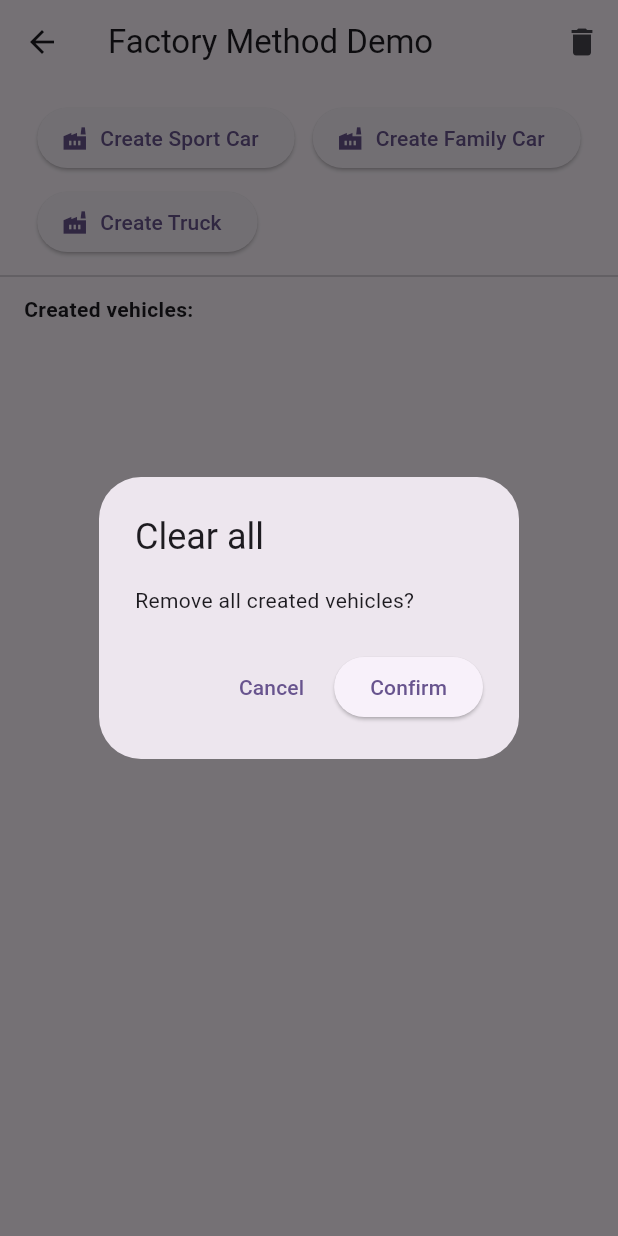
After one commit to doremichen/flutter_home, a Flutter app: the _FactoryDemoBody screen opened directly, after a tap on the "delete" icon, on a phone screen of 412 x 824 dp. The commit adds this screen. Run offline on Flutter 3.47's test engine with Material 3 defaults, Android fonts, the light colour scheme and no system bars.

Commit message:
[DesignPatternDemo] add factory demo

```diff
--- a/DesignPatternDemo/lib/data/patterns_data.dart
+++ b/DesignPatternDemo/lib/data/patterns_data.dart
@@ -5,15 +5,16 @@
 /// Created by Adam Chen on 2025/12/10.
 /// Copyright © 2025 Abb company. All rights reserved.
 ///
-import 'package:design_pattern_demo/demos/singleton_demo.dart';
+import 'package:design_pattern_demo/demos/singleton/singleton_demo.dart';
 
+import '../demos/factory_method/factory_demo.dart';
 import '../models/design_pattern.dart';
 
 const _descTBD = 'Demo not implemented yet.';
 
 final List<DesignPattern> patterns = [
 DesignPattern(name: 'Singleton', category: 'Creational', description: _descTBD, widget: const SingletonDemoPage()),
-DesignPattern(name: 'Factory Method', category: 'Creational', description: _descTBD),
+DesignPattern(name: 'Factory Method', category: 'Creational', description: _descTBD, widget: const FactoryDemoPage()),
 DesignPattern(name: 'Abstract Factory', category: 'Creational', description: _descTBD),
 DesignPattern(name: 'Builder', category: 'Creational', description: _descTBD),
 DesignPattern(name: 'Prototype', category: 'Creational', description: _descTBD),
--- /dev/null
+++ b/DesignPatternDemo/lib/demos/factory_method/creator/factory.dart
@@ -0,0 +1,40 @@
+///
+/// creator.dart
+/// VehicleFactory
+/// SportCarFactory
+/// FamilyCarFactory
+/// TruckFactory
+///
+/// Created by Adam Chen on 2025/12/11.
+/// Copyright © 2025 Abb company. All rights reserved.
+///
+
+import 'package:design_pattern_demo/demos/factory_method/model/product.dart';
+///
+/// The VehicleFactory is interface for all factories.
+///
+abstract class VehicleFactory {
+  String get label;
+  Vehicle create();
+}
+
+class SportCarFactory implements VehicleFactory {
+    @override
+    String get label => 'Create Sport Car';
+    @override
+    Vehicle create() => SportCar();
+}
+
+class FamilyCarFactory implements VehicleFactory {
+    @override
+    String get label => 'Create Family Car';
+    @override
+    Vehicle create() => FamilyCar();
+}
+
+class TruckFactory implements VehicleFactory {
+    @override
+    String get label => 'Create Truck';
+    @override
+    Vehicle create() => Truck();
+}
--- /dev/null
+++ b/DesignPatternDemo/lib/demos/factory_method/factory_demo.dart
@@ -0,0 +1,127 @@
+///
+/// factory_demo.dart
+/// FactoryDemoPage
+///
+/// Created by Adam Chen on 2025/12/11.
+/// Copyright © 2025 Abb company. All rights reserved.
+///
+
+import 'package:flutter/material.dart';
+import 'package:provider/provider.dart';
+
+import 'creator/factory.dart';
+import 'view_model/factory_view_model.dart';
+
+class FactoryDemoPage extends StatelessWidget {
+
+  const FactoryDemoPage({super.key});
+
+  @override
+  Widget build(BuildContext context) {
+    return ChangeNotifierProvider(
+      create: (_) => FactoryViewModel(),
+      child: const _FactoryDemoBody(),
+    );
+  }
+
+}
+
+class _FactoryDemoBody extends StatelessWidget {
+
+  const _FactoryDemoBody();
+
+  @override
+  Widget build(BuildContext context) {
+    final factories = <VehicleFactory>[
+      SportCarFactory(),
+      FamilyCarFactory(),
+      TruckFactory(),
+    ];
+
+    return Consumer<FactoryViewModel>(
+      builder: (context, vm, _) {
+        // show toast
+        WidgetsBinding.instance.addPostFrameCallback((_) {
+          final msg = vm.takeLastToast();
+          if (msg != null) {
+            ScaffoldMessenger.of(context).showSnackBar(
+              SnackBar(content: Text(msg), duration: const Duration(seconds: 2)),
+            );
+          }
+        });
+
+        return Scaffold(
+              appBar: AppBar(
+                title: const Text('Factory Method Demo'),
+                actions: [
+                  IconButton(
+                    tooltip: 'Clear all',
+                    icon: const Icon(Icons.delete),
+                    onPressed: () async {
+                      final confirm = await showDialog<bool>(
+                        context: context,
+                        builder: (ctx) => AlertDialog(
+                          title: const Text('Clear all'),
+                          content: const Text('Remove all created vehicles?'),
+                          actions: [
+                            TextButton(onPressed: () => Navigator.pop(ctx, false), child: const Text('Cancel')),
+                            ElevatedButton(onPressed: () => Navigator.pop(ctx, true), child: const Text('Confirm')),
+                          ],
+                        ),
+                      );
+                      if (confirm == true) vm.clearAll();
+                    }
+                  ),
+                ],
+              ),
+          body: Column(
+            children: [
+              const SizedBox(height: 12),
+              // button
+              Wrap(
+                spacing: 12,
+                runSpacing: 8,
+                children: factories
+                          .map(
+                              (f) => ElevatedButton.icon(
+                                onPressed: () => vm.createVehicle(f),
+                                icon: const Icon(Icons.factory),
+                                label: Text(f.label),
+                            ),
+                          ).toList(),
+              ),
+
+              const Divider(height: 24),
+              const Padding(
+                padding: EdgeInsets.symmetric(horizontal: 16.0),
+                child: Align(
+                  alignment: Alignment.centerLeft,
+                  child: Text('Created vehicles:', style: TextStyle(fontWeight: FontWeight.bold)),
+                ),
+              ),
+
+              // Result
+              Expanded(
+                child: ListView.separated(
+                  padding: const EdgeInsets.all(16),
+                  itemCount: vm.created.length,
+                  separatorBuilder: (_, __) => const Divider(height: 12),
+                  itemBuilder: (_, index) {
+                    final v = vm.created[index];
+                    return ListTile(
+                      leading: CircleAvatar(child: Text('${index + 1}')),
+                      title: Text(v.name),
+                      subtitle: Text(v.describe()),
+                    );
+                  },
+                ),
+              ),
+
+            ],
+          ),
+        );
+      },
+    );
+  }
+
+}
--- /dev/null
+++ b/DesignPatternDemo/lib/demos/factory_method/model/product.dart
@@ -0,0 +1,48 @@
+///
+/// product.dart
+/// Vehicle
+/// SportCar
+/// FamilyCar
+/// Truck
+///
+/// Created by Adam Chen on 2025/12/11.
+/// Copyright © 2025 Abb company. All rights reserved.
+///
+
+///
+/// The Vehicle is interface for all vehicles.
+///
+abstract class Vehicle {
+  String get name;
+  int get wheels;
+  String describe();
+}
+
+class SportCar implements Vehicle {
+  @override
+  String get name => 'Sport Car';
+
+  @override
+  int get wheels => 4;
+  @override
+  String describe() => '$name — $wheels wheels, high-performance, 2 seats';
+}
+
+class FamilyCar implements Vehicle {
+  @override
+  String get name => 'Family Car';
+  @override
+  int get wheels => 4;
+
+  @override
+  String describe() => '$name — $wheels wheels, comfort & safety, 5 seats';
+}
+
+class Truck implements Vehicle {
+  @override
+  String get name => 'Truck';
+  @override
+  int get wheels => 6;
+  @override
+  String describe() => '$name — $wheels wheels, heavy-duty cargo';
+}
--- /dev/null
+++ b/DesignPatternDemo/lib/demos/factory_method/view_model/factory_view_model.dart
@@ -0,0 +1,38 @@
+///
+/// factory_view_model.dart
+/// FactoryViewModel
+///
+/// Created by Adam Chen on 2025/12/11.
+/// Copyright © 2025 Abb company. All rights reserved.
+///
+
+import 'package:flutter/material.dart';
+
+import '../creator/factory.dart';
+import '../model/product.dart';
+
+class FactoryViewModel extends ChangeNotifier {
+    final List<Vehicle> _created = [];
+    List<Vehicle> get created => List.unmodifiable(_created);
+
+    String? _lastToast;
+    String? takeLastToast() {
+      final toast = _lastToast;
+      _lastToast = null;
+      return toast;
+    }
+
+    void createVehicle(VehicleFactory factory) {
+      final v = factory.create();
+      _created.add(v);
+      _lastToast = 'Created: ${v.name}';
+      notifyListeners();
+    }
+
+    void clearAll() {
+      _created.clear();
+      _lastToast = 'Cleared all vehicles';
+      notifyListeners();
+    }
+
+}
```
Also changed, not shown: DesignPatternDemo/lib/demos/singleton/singleton_demo.dart (added, +155 -0 lines), DesignPatternDemo/lib/demos/singleton_demo.dart (deleted, +0 -155 lines).
